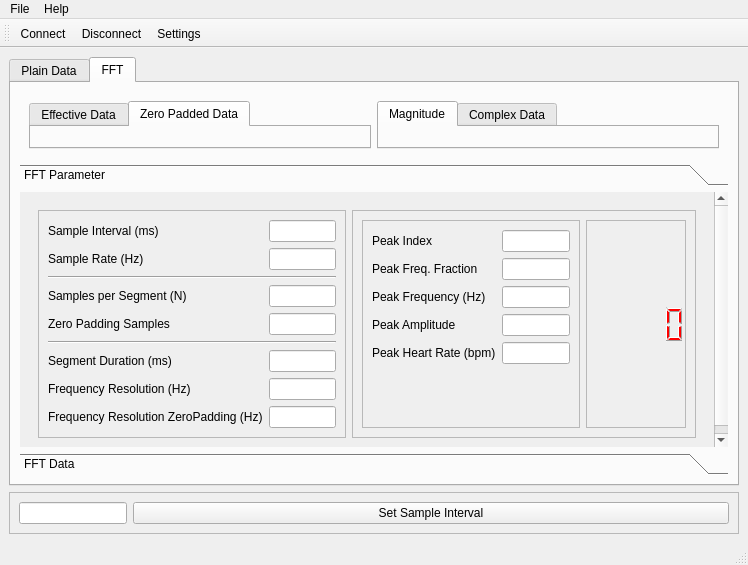
Qt form ui/MainWindow.ui (UbiquitousComputingSS14/HeartRateMonitor) before a commit.
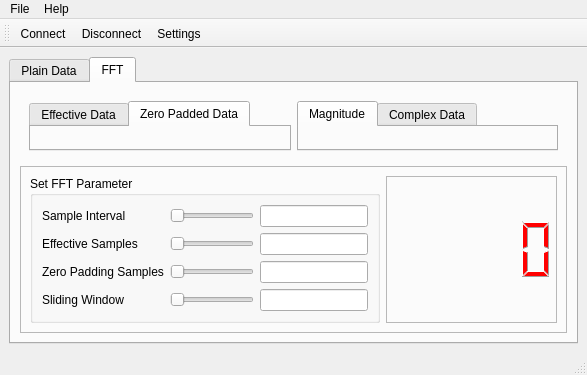
The same form after that commit. The open tabs and pages were chosen to show the change. Icons and pictures are not drawn.

Commit message: Improved GUI (better parameter configuration), fixed some bugs.

Diff of the .ui file:
```diff
--- a/ui/MainWindow.ui
+++ b/ui/MainWindow.ui
@@ -6,8 +6,8 @@
    <rect>
     <x>0</x>
     <y>0</y>
-    <width>748</width>
-    <height>565</height>
+    <width>587</width>
+    <height>356</height>
    </rect>
   </property>
   <property name="sizePolicy">
@@ -58,28 +58,7 @@
        <attribute name="title">
         <string>Plain Data</string>
        </attribute>
-       <layout class="QVBoxLayout" name="verticalLayout_2">
-        <item>
-         <widget class="QFrame" name="frame_9">
-          <property name="sizePolicy">
-           <sizepolicy hsizetype="Expanding" vsizetype="Expanding">
-            <horstretch>0</horstretch>
-            <verstretch>0</verstretch>
-           </sizepolicy>
-          </property>
-          <property name="maximumSize">
-           <size>
-            <width>16777215</width>
-            <height>300</height>
-           </size>
-          </property>
-          <property name="frameShape">
-           <enum>QFrame::StyledPanel</enum>
-          </property>
-          <property name="frameShadow">
-           <enum>QFrame::Raised</enum>
-          </property>
-          <layout class="QHBoxLayout" name="horizontalLayout_11">
+       <layout class="QHBoxLayout" name="horizontalLayout">
            <item>
             <layout class="QHBoxLayout" name="graphLayout">
              <property name="sizeConstraint">
@@ -89,217 +68,6 @@
            </item>
           </layout>
          </widget>
-        </item>
-        <item>
-         <widget class="QFrame" name="frame">
-          <property name="sizePolicy">
-           <sizepolicy hsizetype="Preferred" vsizetype="Preferred">
-            <horstretch>0</horstretch>
-            <verstretch>0</verstretch>
-           </sizepolicy>
-          </property>
-          <property name="frameShape">
-           <enum>QFrame::StyledPanel</enum>
-          </property>
-          <property name="frameShadow">
-           <enum>QFrame::Raised</enum>
-          </property>
-          <layout class="QFormLayout" name="formLayout_2">
-           <property name="fieldGrowthPolicy">
-            <enum>QFormLayout::AllNonFixedFieldsGrow</enum>
-           </property>
-           <item row="0" column="0">
-            <widget class="QLabel" name="label">
-             <property name="text">
-              <string>Sensor</string>
-             </property>
-            </widget>
-           </item>
-           <item row="0" column="1">
-            <widget class="QLineEdit" name="sensorEdit">
-             <property name="maximumSize">
-              <size>
-               <width>200</width>
-               <height>16777215</height>
-              </size>
-             </property>
-             <property name="layoutDirection">
-              <enum>Qt::LeftToRight</enum>
-             </property>
-             <property name="autoFillBackground">
-              <bool>false</bool>
-             </property>
-             <property name="alignment">
-              <set>Qt::AlignRight|Qt::AlignTrailing|Qt::AlignVCenter</set>
-             </property>
-             <property name="readOnly">
-              <bool>true</bool>
-             </property>
-            </widget>
-           </item>
-           <item row="1" column="0">
-            <widget class="QLabel" name="label_2">
-             <property name="text">
-              <string>ID</string>
-             </property>
-            </widget>
-           </item>
-           <item row="1" column="1">
-            <widget class="QLineEdit" name="idEdit">
-             <property name="maximumSize">
-              <size>
-               <width>200</width>
-               <height>16777215</height>
-              </size>
-             </property>
-             <property name="layoutDirection">
-              <enum>Qt::LeftToRight</enum>
-             </property>
-             <property name="autoFillBackground">
-              <bool>false</bool>
-             </property>
-             <property name="alignment">
-              <set>Qt::AlignRight|Qt::AlignTrailing|Qt::AlignVCenter</set>
-             </property>
-             <property name="readOnly">
-              <bool>true</bool>
-             </property>
-            </widget>
-           </item>
-           <item row="2" column="0">
-            <widget class="QLabel" name="label_5">
-             <property name="text">
-              <string>Resolution</string>
-             </property>
-            </widget>
-           </item>
-           <item row="2" column="1">
-            <widget class="QLineEdit" name="resolutionEdit">
-             <property name="maximumSize">
-              <size>
-               <width>200</width>
-               <height>16777215</height>
-              </size>
-             </property>
-             <property name="layoutDirection">
-              <enum>Qt::LeftToRight</enum>
-             </property>
-             <property name="autoFillBackground">
-              <bool>false</bool>
-             </property>
-             <property name="alignment">
-              <set>Qt::AlignRight|Qt::AlignTrailing|Qt::AlignVCenter</set>
-             </property>
-             <property name="readOnly">
-              <bool>true</bool>
-             </property>
-            </widget>
-           </item>
-           <item row="3" column="0">
-            <widget class="QLabel" name="label_3">
-             <property name="text">
-              <string>Maximum value</string>
-             </property>
-            </widget>
-           </item>
-           <item row="3" column="1">
-            <widget class="QLineEdit" name="maxValEdit">
-             <property name="maximumSize">
-              <size>
-               <width>200</width>
-               <height>16777215</height>
-              </size>
-             </property>
-             <property name="layoutDirection">
-              <enum>Qt::LeftToRight</enum>
-             </property>
-             <property name="autoFillBackground">
-              <bool>false</bool>
-             </property>
-             <property name="alignment">
-              <set>Qt::AlignRight|Qt::AlignTrailing|Qt::AlignVCenter</set>
-             </property>
-             <property name="readOnly">
-              <bool>true</bool>
-             </property>
-            </widget>
-           </item>
-           <item row="4" column="0">
-            <widget class="QLabel" name="label_4">
-             <property name="text">
-              <string>Minimum value</string>
-             </property>
-            </widget>
-           </item>
-           <item row="4" column="1">
-            <widget class="QLineEdit" name="minValEdit">
-             <property name="maximumSize">
-              <size>
-               <width>200</width>
-               <height>16777215</height>
-              </size>
-             </property>
-             <property name="layoutDirection">
-              <enum>Qt::LeftToRight</enum>
-             </property>
-             <property name="autoFillBackground">
-              <bool>false</bool>
-             </property>
-             <property name="alignment">
-              <set>Qt::AlignRight|Qt::AlignTrailing|Qt::AlignVCenter</set>
-             </property>
-             <property name="readOnly">
-              <bool>true</bool>
-             </property>
-            </widget>
-           </item>
-           <item row="5" column="0">
-            <widget class="QLabel" name="label_7">
-             <property name="text">
-              <string>Sample Interval</string>
-             </property>
-            </widget>
-           </item>
-           <item row="5" column="1">
-            <widget class="QLineEdit" name="sampleIntervalEdit">
-             <property name="maximumSize">
-              <size>
-               <width>200</width>
-               <height>16777215</height>
-              </size>
-             </property>
-             <property name="layoutDirection">
-              <enum>Qt::LeftToRight</enum>
-             </property>
-             <property name="autoFillBackground">
-              <bool>false</bool>
-             </property>
-             <property name="alignment">
-              <set>Qt::AlignRight|Qt::AlignTrailing|Qt::AlignVCenter</set>
-             </property>
-             <property name="readOnly">
-              <bool>true</bool>
-             </property>
-            </widget>
-           </item>
-           <item row="6" column="1">
-            <widget class="QPushButton" name="getSettingsBtn">
-             <property name="maximumSize">
-              <size>
-               <width>200</width>
-               <height>16777215</height>
-              </size>
-             </property>
-             <property name="text">
-              <string>Get Settings</string>
-             </property>
-            </widget>
-           </item>
-          </layout>
-         </widget>
-        </item>
-       </layout>
-      </widget>
       <widget class="QWidget" name="tab_2">
        <attribute name="title">
         <string>FFT</string>
@@ -329,7 +97,7 @@
               </size>
              </property>
              <property name="currentIndex">
-              <number>0</number>
+              <number>1</number>
              </property>
              <widget class="QWidget" name="tabEffective">
               <attribute name="title">
@@ -390,337 +158,119 @@
          </widget>
         </item>
         <item>
-         <widget class="QToolBox" name="toolBox">
-          <property name="sizePolicy">
-           <sizepolicy hsizetype="Expanding" vsizetype="Expanding">
-            <horstretch>0</horstretch>
-            <verstretch>0</verstretch>
-           </sizepolicy>
-          </property>
-          <property name="maximumSize">
-           <size>
-            <width>16777215</width>
-            <height>16777215</height>
-           </size>
-          </property>
-          <property name="currentIndex">
-           <number>0</number>
-          </property>
-          <widget class="QWidget" name="page">
-           <property name="geometry">
-            <rect>
-             <x>0</x>
-             <y>0</y>
-             <width>706</width>
-             <height>250</height>
-            </rect>
-           </property>
-           <attribute name="label">
-            <string>FFT Parameter</string>
-           </attribute>
-           <layout class="QHBoxLayout" name="horizontalLayout_9">
-            <item>
-             <widget class="QFrame" name="frame_5">
+         <widget class="QFrame" name="frame">
               <property name="frameShape">
-               <enum>QFrame::NoFrame</enum>
+           <enum>QFrame::StyledPanel</enum>
               </property>
               <property name="frameShadow">
                <enum>QFrame::Raised</enum>
               </property>
-              <property name="lineWidth">
-               <number>0</number>
-              </property>
               <layout class="QHBoxLayout" name="horizontalLayout_2">
                <item>
-                <widget class="QFrame" name="frame_3">
-                 <property name="frameShape">
-                  <enum>QFrame::StyledPanel</enum>
-                 </property>
-                 <property name="frameShadow">
-                  <enum>QFrame::Raised</enum>
-                 </property>
-                 <layout class="QFormLayout" name="formLayout">
-                  <property name="fieldGrowthPolicy">
-                   <enum>QFormLayout::AllNonFixedFieldsGrow</enum>
-                  </property>
+            <widget class="QGroupBox" name="groupBox">
+             <property name="title">
+              <string>Set FFT Parameter</string>
+             </property>
+             <layout class="QGridLayout" name="gridLayout">
                   <item row="0" column="0">
-                   <widget class="QLabel" name="label_6">
+               <widget class="QLabel" name="label">
                     <property name="text">
-                     <string>Sample Interval (ms)</string>
+                 <string>Sample Interval</string>
                     </property>
                    </widget>
                   </item>
                   <item row="0" column="1">
-                   <widget class="QLineEdit" name="fftSampleIntervalEdit">
-                    <property name="maximumSize">
-                     <size>
-                      <width>200</width>
-                      <height>16777215</height>
-                     </size>
-                    </property>
-                    <property name="readOnly">
-                     <bool>true</bool>
+               <widget class="QSlider" name="sampleIntervalSlider">
+                <property name="minimum">
+                 <number>15</number>
+                </property>
+                <property name="maximum">
+                 <number>500</number>
+                </property>
+                <property name="orientation">
+                 <enum>Qt::Horizontal</enum>
+                </property>
+                <property name="tickPosition">
+                 <enum>QSlider::NoTicks</enum>
                     </property>
                    </widget>
                   </item>
                   <item row="1" column="0">
-                   <widget class="QLabel" name="label_8">
+               <widget class="QLabel" name="label_2">
                     <property name="text">
-                     <string>Sample Rate (Hz)</string>
+                 <string>Effective Samples</string>
                     </property>
                    </widget>
                   </item>
-                  <item row="1" column="1">
-                   <widget class="QLineEdit" name="fftSampleRateEdit">
-                    <property name="maximumSize">
-                     <size>
-                      <width>200</width>
-                      <height>16777215</height>
-                     </size>
-                    </property>
-                    <property name="readOnly">
-                     <bool>true</bool>
-                    </property>
-                   </widget>
-                  </item>
-                  <item row="3" column="0">
-                   <widget class="QLabel" name="label_9">
-                    <property name="text">
-                     <string>Samples per Segment (N)</string>
+              <item row="2" column="1">
+               <widget class="QSlider" name="zeroPaddingSamplesSlider">
+                <property name="orientation">
+                 <enum>Qt::Horizontal</enum>
                     </property>
                    </widget>
                   </item>
                   <item row="3" column="1">
-                   <widget class="QLineEdit" name="fftSamplesPerSegmentEdit">
-                    <property name="maximumSize">
-                     <size>
-                      <width>200</width>
-                      <height>16777215</height>
-                     </size>
-                    </property>
-                    <property name="readOnly">
-                     <bool>true</bool>
+               <widget class="QSlider" name="slidingWindowSlider">
+                <property name="orientation">
+                 <enum>Qt::Horizontal</enum>
+                </property>
+               </widget>
+              </item>
+              <item row="3" column="0">
+               <widget class="QLabel" name="label_4">
+                <property name="text">
+                 <string>Sliding Window</string>
                     </property>
                    </widget>
                   </item>
-                  <item row="4" column="0">
-                   <widget class="QLabel" name="label_17">
+              <item row="1" column="1">
+               <widget class="QSlider" name="effectiveSamplesSlider">
+                <property name="orientation">
+                 <enum>Qt::Horizontal</enum>
+                </property>
+               </widget>
+              </item>
+              <item row="2" column="0">
+               <widget class="QLabel" name="label_3">
                     <property name="text">
                      <string>Zero Padding Samples</string>
                     </property>
                    </widget>
                   </item>
-                  <item row="4" column="1">
-                   <widget class="QLineEdit" name="fftZeroPaddingEdit">
-                    <property name="maximumSize">
-                     <size>
-                      <width>200</width>
-                      <height>16777215</height>
-                     </size>
+              <item row="0" column="2">
+               <widget class="QLineEdit" name="sampleIntervalEdit">
+                <property name="alignment">
+                 <set>Qt::AlignRight|Qt::AlignTrailing|Qt::AlignVCenter</set>
                     </property>
                     <property name="readOnly">
                      <bool>true</bool>
                     </property>
                    </widget>
                   </item>
-                  <item row="5" column="0" colspan="2">
-                   <widget class="Line" name="line">
-                    <property name="orientation">
-                     <enum>Qt::Horizontal</enum>
-                    </property>
-                   </widget>
-                  </item>
-                  <item row="6" column="0">
-                   <widget class="QLabel" name="label_10">
-                    <property name="text">
-                     <string>Segment Duration (ms)</string>
-                    </property>
-                   </widget>
-                  </item>
-                  <item row="6" column="1">
-                   <widget class="QLineEdit" name="fftSegmentDurationEdit">
-                    <property name="maximumSize">
-                     <size>
-                      <width>200</width>
-                      <height>16777215</height>
-                     </size>
-                    </property>
+              <item row="1" column="2">
+               <widget class="QLineEdit" name="effectiveSamplesEdit">
+                <property name="alignment">
+                 <set>Qt::AlignRight|Qt::AlignTrailing|Qt::AlignVCenter</set>
+                </property>
                     <property name="readOnly">
                      <bool>true</bool>
                     </property>
                    </widget>
                   </item>
-                  <item row="7" column="0">
-                   <widget class="QLabel" name="label_16">
-                    <property name="text">
-                     <string>Frequency Resolution (Hz)</string>
-                    </property>
-                   </widget>
-                  </item>
-                  <item row="7" column="1">
-                   <widget class="QLineEdit" name="fftFrequencyResolutionEdit">
-                    <property name="maximumSize">
-                     <size>
-                      <width>200</width>
-                      <height>16777215</height>
-                     </size>
-                    </property>
+              <item row="2" column="2">
+               <widget class="QLineEdit" name="zeroPaddingSamplesEdit">
+                <property name="alignment">
+                 <set>Qt::AlignRight|Qt::AlignTrailing|Qt::AlignVCenter</set>
+                </property>
                     <property name="readOnly">
                      <bool>true</bool>
                     </property>
                    </widget>
                   </item>
-                  <item row="2" column="0" colspan="2">
-                   <widget class="Line" name="line_2">
-                    <property name="orientation">
-                     <enum>Qt::Horizontal</enum>
-                    </property>
-                   </widget>
-                  </item>
-                  <item row="8" column="0">
-                   <widget class="QLabel" name="label_18">
-                    <property name="text">
-                     <string>&lt;html&gt;&lt;head/&gt;&lt;body&gt;&lt;p&gt;Frequency Resolution ZeroPadding (Hz)&lt;/p&gt;&lt;/body&gt;&lt;/html&gt;</string>
-                    </property>
-                   </widget>
-                  </item>
-                  <item row="8" column="1">
-                   <widget class="QLineEdit" name="fftFrequencyResolutionZPEdit">
-                    <property name="maximumSize">
-                     <size>
-                      <width>200</width>
-                      <height>16777215</height>
-                     </size>
-                    </property>
-                    <property name="readOnly">
-                     <bool>true</bool>
-                    </property>
-                   </widget>
-                  </item>
-                 </layout>
-                </widget>
-               </item>
-               <item>
-                <widget class="QFrame" name="frame_8">
-                 <property name="frameShape">
-                  <enum>QFrame::StyledPanel</enum>
-                 </property>
-                 <property name="frameShadow">
-                  <enum>QFrame::Raised</enum>
-                 </property>
-                 <layout class="QHBoxLayout" name="horizontalLayout_13">
-                  <item>
-                   <widget class="QFrame" name="frame_6">
-                    <property name="frameShape">
-                     <enum>QFrame::StyledPanel</enum>
-                    </property>
-                    <property name="frameShadow">
-                     <enum>QFrame::Raised</enum>
-                    </property>
-                    <property name="lineWidth">
-                     <number>1</number>
-                    </property>
-                    <property name="midLineWidth">
-                     <number>0</number>
-                    </property>
-                    <layout class="QFormLayout" name="formLayout_4">
-                     <property name="fieldGrowthPolicy">
-                      <enum>QFormLayout::AllNonFixedFieldsGrow</enum>
-                     </property>
-                     <item row="1" column="0">
-                      <widget class="QLabel" name="label_11">
-                       <property name="text">
-                        <string>Peak Index</string>
-                       </property>
-                      </widget>
-                     </item>
-                     <item row="1" column="1">
-                      <widget class="QLineEdit" name="peakIndexEdit">
-                       <property name="maximumSize">
-                        <size>
-                         <width>200</width>
-                         <height>16777215</height>
-                        </size>
-                       </property>
-                       <property name="readOnly">
-                        <bool>true</bool>
-                       </property>
-                      </widget>
-                     </item>
-                     <item row="2" column="0">
-                      <widget class="QLabel" name="label_12">
-                       <property name="text">
-                        <string>Peak Freq. Fraction</string>
-                       </property>
-                      </widget>
-                     </item>
-                     <item row="2" column="1">
-                      <widget class="QLineEdit" name="peakFractionEdit">
-                       <property name="maximumSize">
-                        <size>
-                         <width>200</width>
-                         <height>16777215</height>
-                        </size>
-                       </property>
-                       <property name="readOnly">
-                        <bool>true</bool>
-                       </property>
-                      </widget>
-                     </item>
-                     <item row="3" column="0">
-                      <widget class="QLabel" name="label_13">
-                       <property name="text">
-                        <string>Peak Frequency (Hz)</string>
-                       </property>
-                      </widget>
-                     </item>
-                     <item row="3" column="1">
-                      <widget class="QLineEdit" name="peakFrequencyEdit">
-                       <property name="maximumSize">
-                        <size>
-                         <width>200</width>
-                         <height>16777215</height>
-                        </size>
-                       </property>
-                       <property name="readOnly">
-                        <bool>true</bool>
-                       </property>
-                      </widget>
-                     </item>
-                     <item row="4" column="0">
-                      <widget class="QLabel" name="label_14">
-                       <property name="text">
-                        <string>Peak Amplitude</string>
-                       </property>
-                      </widget>
-                     </item>
-                     <item row="4" column="1">
-                      <widget class="QLineEdit" name="peakAmplitudeEdit">
-                       <property name="maximumSize">
-                        <size>
-                         <width>200</width>
-                         <height>16777215</height>
-                        </size>
-                       </property>
-                       <property name="readOnly">
-                        <bool>true</bool>
-                       </property>
-                      </widget>
-                     </item>
-                     <item row="5" column="0">
-                      <widget class="QLabel" name="label_15">
-                       <property name="text">
-                        <string>Peak Heart Rate (bpm)</string>
-                       </property>
-                      </widget>
-                     </item>
-                     <item row="5" column="1">
-                      <widget class="QLineEdit" name="peakBpmEdit">
-                       <property name="maximumSize">
-                        <size>
-                         <width>200</width>
-                         <height>16777215</height>
-                        </size>
+              <item row="3" column="2">
+               <widget class="QLineEdit" name="slidingWindowEdit">
+                <property name="alignment">
+                 <set>Qt::AlignRight|Qt::AlignTrailing|Qt::AlignVCenter</set>
                        </property>
                        <property name="readOnly">
                         <bool>true</bool>
@@ -780,122 +330,6 @@
                </item>
               </layout>
              </widget>
-            </item>
-           </layout>
-          </widget>
-          <widget class="QWidget" name="page_2">
-           <property name="geometry">
-            <rect>
-             <x>0</x>
-             <y>0</y>
-             <width>706</width>
-             <height>228</height>
-            </rect>
-           </property>
-           <attribute name="label">
-            <string>FFT Data</string>
-           </attribute>
-           <layout class="QHBoxLayout" name="horizontalLayout_10">
-            <item>
-             <widget class="QFrame" name="frame_2">
-              <property name="sizePolicy">
-               <sizepolicy hsizetype="Expanding" vsizetype="Expanding">
-                <horstretch>0</horstretch>
-                <verstretch>0</verstretch>
-               </sizepolicy>
-              </property>
-              <property name="frameShape">
-               <enum>QFrame::NoFrame</enum>
-              </property>
-              <property name="frameShadow">
-               <enum>QFrame::Raised</enum>
-              </property>
-              <property name="lineWidth">
-               <number>0</number>
-              </property>
-              <layout class="QHBoxLayout" name="horizontalLayout">
-               <item>
-                <widget class="QTextEdit" name="timeDataEdit">
-                 <property name="maximumSize">
-                  <size>
-                   <width>16777215</width>
-                   <height>16777215</height>
-                  </size>
-                 </property>
-                </widget>
-               </item>
-               <item>
-                <widget class="QTextEdit" name="frequencyDataEdit">
-                 <property name="maximumSize">
-                  <size>
-                   <width>16777215</width>
-                   <height>16777215</height>
-                  </size>
-                 </property>
-                </widget>
-               </item>
-              </layout>
-             </widget>
-            </item>
-           </layout>
-          </widget>
-         </widget>
-        </item>
-       </layout>
-      </widget>
-     </widget>
-    </item>
-    <item>
-     <widget class="QFrame" name="frame_4">
-      <property name="sizePolicy">
-       <sizepolicy hsizetype="Minimum" vsizetype="Maximum">
-        <horstretch>0</horstretch>
-        <verstretch>0</verstretch>
-       </sizepolicy>
-      </property>
-      <property name="maximumSize">
-       <size>
-        <width>16777215</width>
-        <height>16777215</height>
-       </size>
-      </property>
-      <property name="frameShape">
-       <enum>QFrame::StyledPanel</enum>
-      </property>
-      <property name="frameShadow">
-       <enum>QFrame::Raised</enum>
-      </property>
-      <layout class="QFormLayout" name="formLayout_3">
-       <property name="fieldGrowthPolicy">
-        <enum>QFormLayout::AllNonFixedFieldsGrow</enum>
-       </property>
-       <item row="0" column="0">
-        <widget class="QLineEdit" name="setSampleIntervalEdit">
-         <property name="layoutDirection">
-          <enum>Qt::LeftToRight</enum>
-         </property>
-         <property name="autoFillBackground">
-          <bool>false</bool>
-         </property>
-         <property name="frame">
-          <bool>true</bool>
-         </property>
-         <property name="alignment">
-          <set>Qt::AlignRight|Qt::AlignTrailing|Qt::AlignVCenter</set>
-         </property>
-         <property name="readOnly">
-          <bool>false</bool>
-         </property>
-        </widget>
-       </item>
-       <item row="0" column="1">
-        <widget class="QPushButton" name="setSampleIntervalBtn">
-         <property name="text">
-          <string>Set Sample Interval</string>
-         </property>
-        </widget>
-       </item>
-      </layout>
      </widget>
     </item>
    </layout>
@@ -905,7 +339,7 @@
     <rect>
      <x>0</x>
      <y>0</y>
-     <width>748</width>
+     <width>587</width>
      <height>21</height>
     </rect>
    </property>
@@ -921,6 +355,8 @@
      <string>File</string>
     </property>
     <addaction name="actionSettings_2"/>
+    <addaction name="separator"/>
+    <addaction name="actionExit"/>
    </widget>
    <addaction name="menuFile"/>
    <addaction name="menuHelp"/>
@@ -982,6 +418,11 @@
     <string>Settings</string>
    </property>
   </action>
+  <action name="actionExit">
+   <property name="text">
+    <string>Exit</string>
+   </property>
+  </action>
  </widget>
  <resources>
   <include location="../res/icons.qrc"/>
```
Lines whose indentation alone changed are shown as unchanged. The commit also changes 11 other files.
